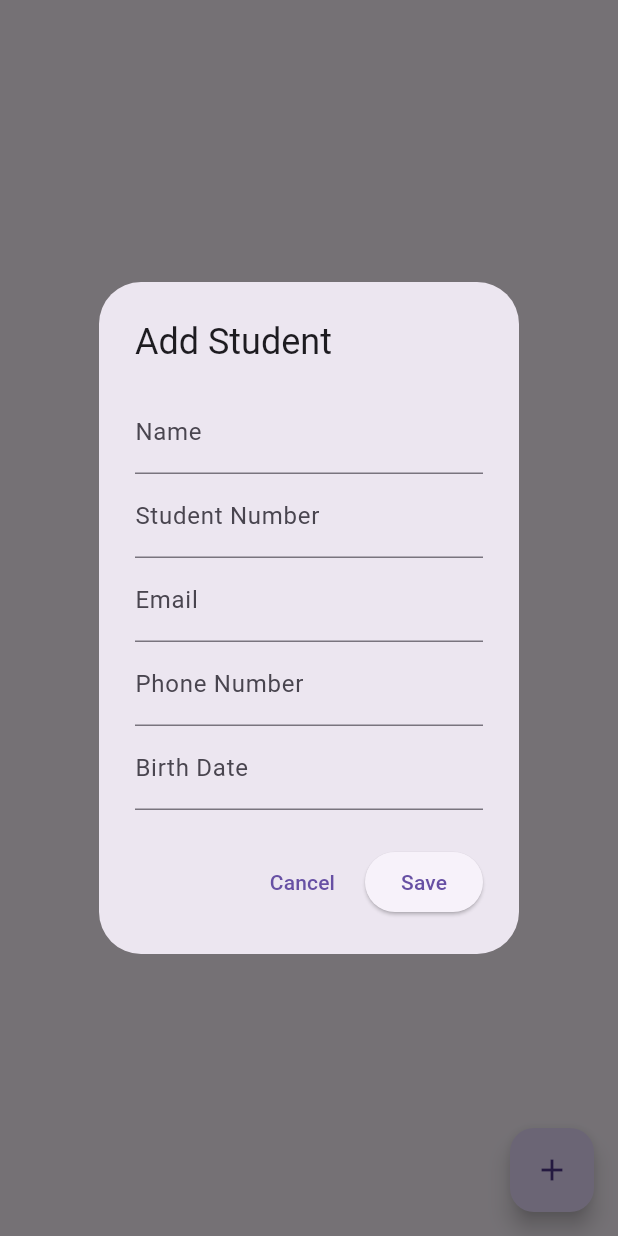
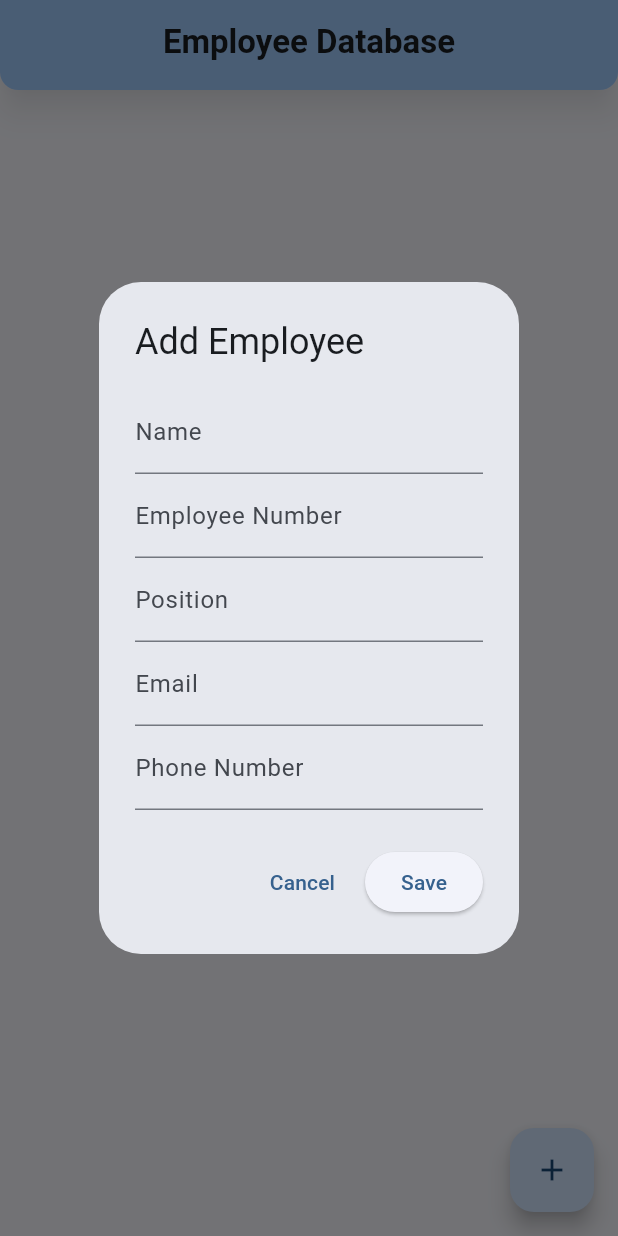
Before and after one commit to zetsux/flutter-hive-employee-database, a Flutter app: the screen it shows after launch, after a tap on the "add" icon, on a phone screen of 412 x 824 dp. Run offline on Flutter 3.47's test engine with Material 3 defaults, Android fonts, the phone set to English and light mode, and no system bars; our stand-ins replace hive_flutter; accounts and stored records are empty.

Commit message:
feat: add employee database functionalities

```diff
--- a/lib/home_page.dart
+++ b/lib/home_page.dart
@@ -1,6 +1,7 @@
 import 'package:flutter/material.dart';
-import 'package:flutter_hive_assignment/components/student_card.dart';
-import 'package:flutter_hive_assignment/model/student.dart';
+import 'package:flutter_hive_assignment/components/employee_card.dart';
+import 'package:flutter_hive_assignment/detail_page.dart';
+import 'package:flutter_hive_assignment/model/employee.dart';
 import 'package:hive_flutter/hive_flutter.dart';
 import 'package:intl/intl.dart';
 
@@ -12,88 +13,79 @@ class HomePage extends StatefulWidget {
 }
 
 class _HomePageState extends State<HomePage> {
-  final _studentBox = Hive.box("student_box");
-  final _idBox = Hive.box("student_id");
+  final _employeeBox = Hive.box("employee_box");
+  final _idBox = Hive.box("employee_id");
 
-  void saveStudent(Student student) {
-    var studentID = _idBox.get('student_id');
-    if (studentID == null) {
-      studentID = 1;
-      _idBox.put('student_id', studentID);
+  void saveEmployee(Employee employee) {
+    var employeeID = _idBox.get('employee_id');
+    if (employeeID == null) {
+      employeeID = 1;
+      _idBox.put('employee_id', employeeID);
     } else {
-      studentID++;
+      employeeID++;
     }
 
-    final newStudent = {
-      'id': studentID,
-      'name': student.name,
-      'number': student.number,
-      'email': student.email,
-      'phone': student.phone,
-      'birth_date': student.birthDate,
-      'grades': student.grades,
+    final newEmployee = {
+      'id': employeeID,
+      'name': employee.name,
+      'number': employee.number,
+      'position': employee.position,
+      'email': employee.email,
+      'phone': employee.phone,
+      'address': employee.address,
+      'birth_date': employee.birthDate,
+      'wage': employee.wage,
+      'note': employee.note,
     };
-    _studentBox.put(studentID, newStudent);
-    _idBox.put('student_id', studentID);
+    _employeeBox.put(employeeID, newEmployee);
+    _idBox.put('employee_id', employeeID);
   }
 
-  void updateStudent(Student student, int studentID) {
-    if (studentID != 0) {
-      final newStudent = {
-        'id': studentID,
-        'name': student.name,
-        'number': student.number,
-        'email': student.email,
-        'phone': student.phone,
-        'birth_date': student.birthDate,
-        'grades': student.grades,
-      };
-      _studentBox.put(studentID, newStudent);
-    }
+  void deleteEmployee(int id) {
+    _employeeBox.delete(id);
   }
 
-  void deleteStudent(int id) {
-    _studentBox.delete(id);
+  void _addEmployee() {
+    final newEmployee = Employee(
+      name: "",
+      number: "",
+      position: "",
+      email: "",
+      phone: "",
+      address: "",
+      birthDate: "",
+      wage: "",
+      note: "",
+    );
+    _fillEmployeeInformation(newEmployee);
   }
 
-  void _addStudent() {
-    final newStudent = Student(
-      name: "",
-      number: "",
-      email: "",
-      phone: "",
-      birthDate: "",
-      grades: {},
-    );
-    _editStudent(newStudent, isNew: true);
+  void clearEmployee() {
+    _employeeBox.clear();
   }
 
-  void clearStudent() {
-    _studentBox.clear();
-  }
-
-  void _editStudent(Student student, {bool isNew = false, int studentID = 0}) {
+  void _fillEmployeeInformation(Employee employee) {
     TextEditingController nameController = TextEditingController(
-      text: student.name,
+      text: employee.name,
     );
     TextEditingController numberController = TextEditingController(
-      text: student.number,
+      text: employee.number,
+    );
+    TextEditingController positionController = TextEditingController(
+      text: employee.position,
     );
     TextEditingController emailController = TextEditingController(
-      text: student.email,
+      text: employee.email,
     );
     TextEditingController phoneController = TextEditingController(
-      text: student.phone,
-    );
-    TextEditingController birthDateController = TextEditingController(
-      text: student.birthDate,
+      text: employee.phone,
     );
 
     showDialog(
       context: context,
       builder: (context) {
         return AlertDialog(
-          title: Text(isNew ? "Add Student" : "Edit Student"),
+          title: const Text("Add Employee"),
           content: Column(
             mainAxisSize: MainAxisSize.min,
             children: [
@@ -103,8 +95,12 @@ class _HomePageState extends State<HomePage> {
               ),
               TextField(
                 controller: numberController,
-                decoration: const InputDecoration(labelText: "Student Number"),
+                decoration: const InputDecoration(labelText: "Employee Number"),
                 keyboardType: TextInputType.number,
+              ),
+              TextField(
+                controller: positionController,
+                decoration: const InputDecoration(labelText: "Position"),
               ),
               TextField(
                 controller: emailController,
@@ -115,35 +111,6 @@ class _HomePageState extends State<HomePage> {
                 controller: phoneController,
                 decoration: const InputDecoration(labelText: "Phone Number"),
                 keyboardType: TextInputType.phone,
-              ),
-              TextField(
-                controller: birthDateController,
-                decoration: const InputDecoration(labelText: "Birth Date"),
-                readOnly: true,
-                onTap: () async {
-                  DateTime initialDate;
-
-                  try {
-                    initialDate = DateFormat(
-                      'yyyy-MM-dd',
-                    ).parse(birthDateController.text);
-                  } catch (e) {
-                    initialDate = DateTime.now();
-                  }
-
-                  DateTime? pickedDate = await showDatePicker(
-                    context: context,
-                    initialDate: initialDate,
-                    firstDate: DateTime(1900),
-                    lastDate: DateTime.now(),
-                  );
-
-                  if (pickedDate != null) {
-                    birthDateController.text = DateFormat(
-                      'yyyy-MM-dd',
-                    ).format(pickedDate);
-                  }
-                },
               ),
             ],
           ),
@@ -157,17 +124,13 @@ class _HomePageState extends State<HomePage> {
             ElevatedButton(
               onPressed: () {
                 setState(() {
-                  student.name = nameController.text;
-                  student.number = numberController.text;
-                  student.email = emailController.text;
-                  student.phone = phoneController.text;
-                  student.birthDate = birthDateController.text;
+                  employee.name = nameController.text;
+                  employee.number = numberController.text;
+                  employee.position = positionController.text;
+                  employee.email = emailController.text;
+                  employee.phone = phoneController.text;
 
-                  if (isNew) {
-                    saveStudent(student);
-                  } else {
-                    updateStudent(student, studentID);
-                  }
+                  saveEmployee(employee);
                 });
                 Navigator.pop(context);
               },
@@ -182,34 +145,73 @@ class _HomePageState extends State<HomePage> {
   @override
   Widget build(BuildContext context) {
     return Scaffold(
+      appBar: PreferredSize(
+        preferredSize: const Size.fromHeight(60),
+        child: Material(
+          elevation: 8,
+          shadowColor: Colors.black38,
+          borderRadius: const BorderRadius.vertical(
+            bottom: Radius.circular(12),
+          ),
+          child: AppBar(
+            backgroundColor: Theme.of(context).colorScheme.inversePrimary,
+            shape: const RoundedRectangleBorder(
+              borderRadius: BorderRadius.vertical(bottom: Radius.circular(12)),
+            ),
+            centerTitle: true,
+            title: Text(
+              "Employee Database",
+              style: Theme.of(
+                context,
+              ).textTheme.titleLarge?.copyWith(fontWeight: FontWeight.bold),
+            ),
+          ),
+        ),
+      ),
+
       body: ValueListenableBuilder(
-        valueListenable: _studentBox.listenable(),
-        builder: (context, Box studentBox, _) {
-          final students = studentBox.values.toList();
+        valueListenable: _employeeBox.listenable(),
+        builder: (context, Box employeeBox, _) {
+          final employees = employeeBox.values.toList();
 
           return ListView(
             children:
-                students.map((st) {
-                  final student = Student(
+                employees.map((st) {
+                  final employee = Employee(
                     name: st["name"] ?? "",
                     number: st["number"] ?? "",
+                    position: st["position"] ?? "",
                     email: st["email"] ?? "",
                     phone: st["phone"] ?? "",
+                    address: st["address"] ?? "",
                     birthDate: st["birth_date"] ?? "",
-                    grades: st["grades"] ?? "",
+                    wage: st["wage"] ?? "",
+                    note: st["note"] ?? "",
                   );
 
-                  return StudentCard(
-                    student: student,
-                    edit: () => _editStudent(student, studentID: st["id"]),
-                    delete: () => deleteStudent(st["id"]),
+                  return GestureDetector(
+                    onTap: () {
+                      Navigator.push(
+                        context,
+                        MaterialPageRoute(
+                          builder:
+                              (_) => DetailPage(
+                                employee: employee,
+                                employeeID: st["id"],
+                                employeeBox: employeeBox,
+                                delete: () => deleteEmployee(st["id"]),
+                              ),
+                        ),
+                      );
+                    },
+                    child: EmployeeCard(employee: employee),
                   );
                 }).toList(),
           );
         },
       ),
       floatingActionButton: FloatingActionButton(
-        onPressed: _addStudent,
+        onPressed: _addEmployee,
         child: Icon(Icons.add),
       ),
     );
--- a/lib/main.dart
+++ b/lib/main.dart
@@ -7,8 +7,8 @@ void main() async {
   await Hive.initFlutter();
 
   // open Box
-  await Hive.openBox('student_box');
-  await Hive.openBox('student_id');
+  await Hive.openBox('employee_box');
+  await Hive.openBox('employee_id');
 
   runApp(const MainApp());
 }
@@ -18,8 +18,22 @@ class MainApp extends StatelessWidget {
 
   @override
   Widget build(BuildContext context) {
-    return const MaterialApp(
+    return MaterialApp(
       debugShowCheckedModeBanner: false,
+      theme: ThemeData(
+        colorScheme: ColorScheme.fromSeed(seedColor: Colors.blue),
+        useMaterial3: true,
+        brightness: Brightness.light,
+      ),
+      darkTheme: ThemeData(
+        colorScheme: ColorScheme.fromSeed(
+          seedColor: Colors.indigo,
+          brightness: Brightness.dark,
+        ),
+        useMaterial3: true,
+        brightness: Brightness.dark,
+      ),
+      themeMode: ThemeMode.system,
       home: HomePage(),
     );
   }
--- a/lib/model/student.dart
+++ b/lib/model/employee.dart
@@ -1,17 +1,23 @@
-class Student {
+class Employee {
   String name;
   String number;
+  String position;
   String email;
   String phone;
+  String address;
   String birthDate;
-  Map<dynamic, dynamic> grades;
+  String wage;
+  String note;
 
-  Student({
+  Employee({
     required this.name,
     required this.number,
+    required this.position,
     required this.email,
     required this.phone,
+    required this.address,
     required this.birthDate,
-    required this.grades,
+    required this.wage,
+    required this.note,
   });
 }
```
Also changed, not shown: lib/components/employee_card.dart (added, +79 -0 lines), lib/components/student_card.dart (deleted, +0 -64 lines), lib/detail_page.dart (added, +246 -0 lines).
